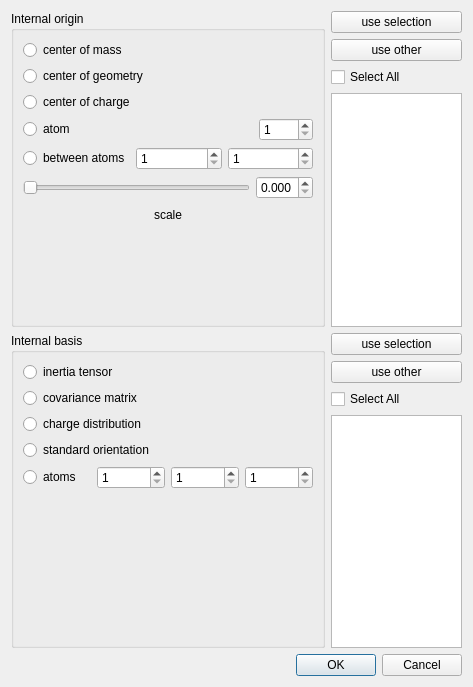
Qt form source/setbasisdialog.ui (janvc/molconv) before a commit.
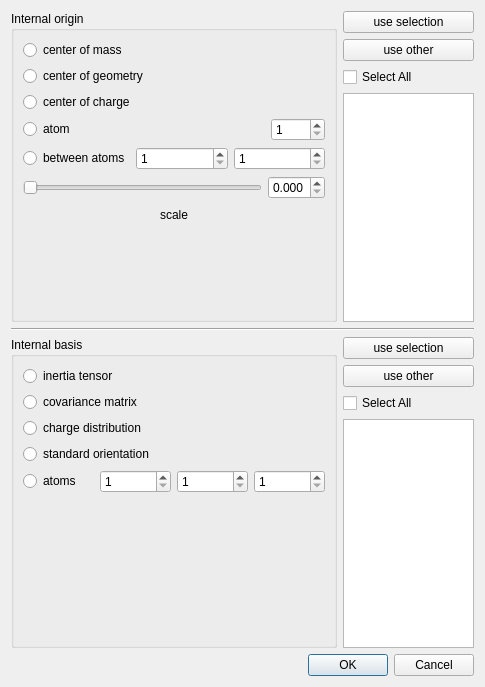
The same form after that commit.

Commit message: added some functions to interface to setBasisDialog

Diff of the .ui file:
```diff
--- a/source/setbasisdialog.ui
+++ b/source/setbasisdialog.ui
@@ -6,7 +6,7 @@
    <rect>
     <x>0</x>
     <y>0</y>
-    <width>473</width>
+    <width>485</width>
     <height>687</height>
    </rect>
   </property>
@@ -15,8 +15,8 @@
   </property>
   <layout class="QVBoxLayout" name="verticalLayout_5">
    <item>
-    <layout class="QGridLayout" name="gridLayout">
-     <item row="0" column="0">
+    <layout class="QHBoxLayout" name="horizontalLayout_6">
+     <item>
       <widget class="QGroupBox" name="groupBox">
        <property name="title">
         <string>Internal origin</string>
@@ -188,7 +188,7 @@
        </layout>
       </widget>
      </item>
-     <item row="0" column="1">
+     <item>
       <layout class="QVBoxLayout" name="verticalLayout_3">
        <item>
         <widget class="QPushButton" name="originUseSelection">
@@ -229,7 +229,18 @@
        </item>
       </layout>
      </item>
-     <item row="1" column="0">
+    </layout>
+   </item>
+   <item>
+    <widget class="Line" name="line">
+     <property name="orientation">
+      <enum>Qt::Horizontal</enum>
+     </property>
+    </widget>
+   </item>
+   <item>
+    <layout class="QHBoxLayout" name="horizontalLayout_7">
+     <item>
       <widget class="QGroupBox" name="groupBox_2">
        <property name="title">
         <string>Internal basis</string>
@@ -320,7 +331,7 @@
        </layout>
       </widget>
      </item>
-     <item row="1" column="1">
+     <item>
       <layout class="QVBoxLayout" name="verticalLayout_4">
        <item>
         <widget class="QPushButton" name="basisUseSelection">
```
The commit also changes 4 other files.
